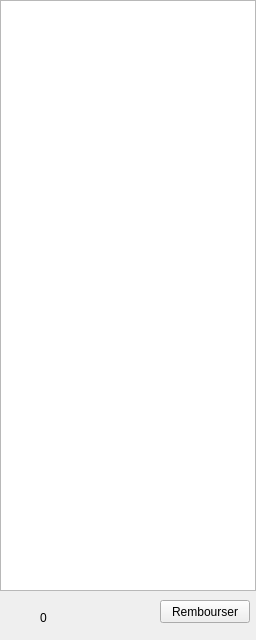
The window that IG/responsableIG/ResponsablePanel/consommateursousig.ui (4mbroise/goodBasket) describes before a commit, drawn with Qt 5.
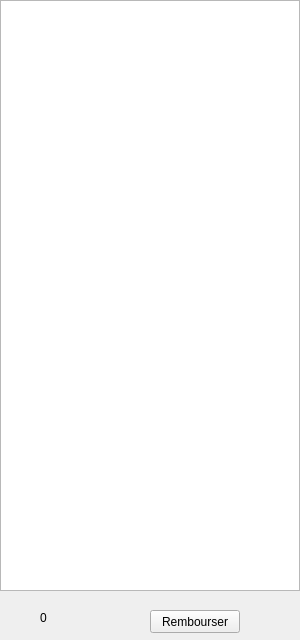
The same window after the commit.

```diff
--- a/IG/responsableIG/ResponsablePanel/consommateursousig.ui
+++ b/IG/responsableIG/ResponsablePanel/consommateursousig.ui
@@ -6,7 +6,7 @@
    <rect>
     <x>0</x>
     <y>0</y>
-    <width>256</width>
+    <width>300</width>
     <height>640</height>
    </rect>
   </property>
@@ -16,8 +16,8 @@
   <widget class="QPushButton" name="Confirmer">
    <property name="geometry">
     <rect>
-     <x>160</x>
-     <y>600</y>
+     <x>150</x>
+     <y>610</y>
      <width>90</width>
      <height>23</height>
     </rect>
@@ -31,7 +31,7 @@
     <rect>
      <x>0</x>
      <y>0</y>
-     <width>256</width>
+     <width>300</width>
      <height>591</height>
     </rect>
    </property>
```
